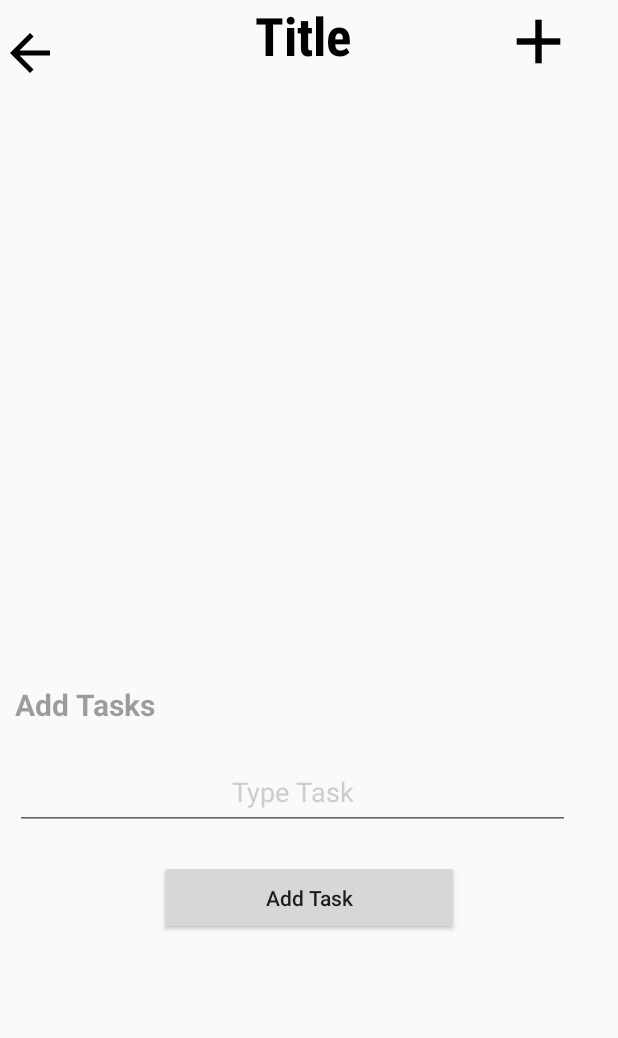
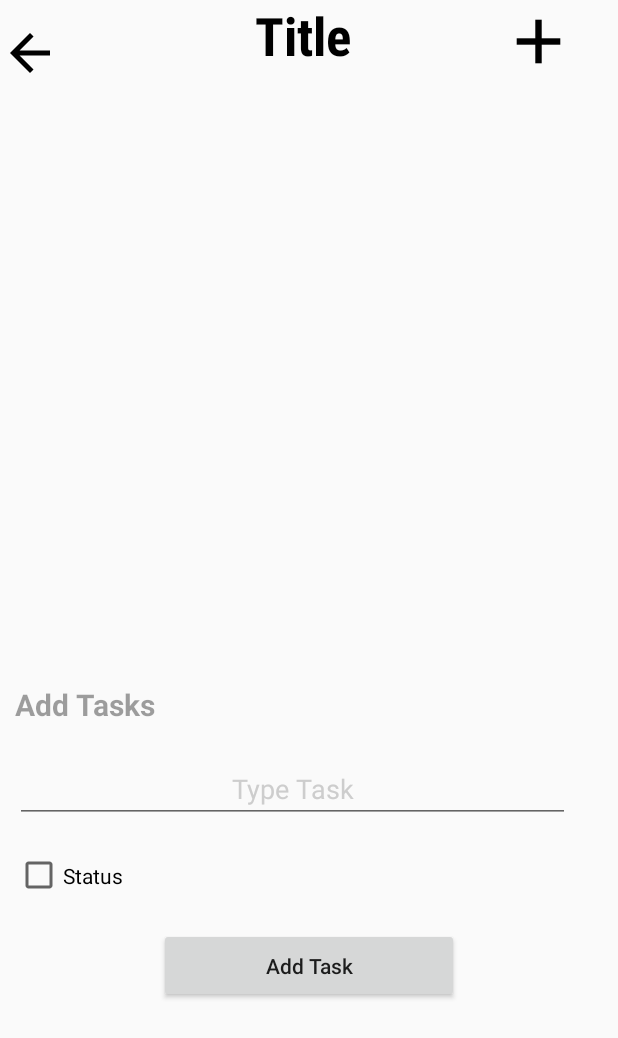
Before and after one commit to KevinAddae/To-Do-App, an Android app built with Jetpack Compose: the ViewListActivity screen opened directly, with no data from a screen before it, on a phone screen of 412 x 824 dp. Shown: the top 1038 px of the screen. Run offline under Robolectric (Android 15) with nearby library versions, the phone set to English and light mode, and no system bars; our stand-ins replace Firebase (no records; nobody signed in at launch, a user with empty details on screens opened directly); 3 statements that could not run were skipped.

```diff
--- a/app/src/main/res/layout/activity_view_list.xml
+++ b/app/src/main/res/layout/activity_view_list.xml
@@ -10,7 +10,8 @@
     <LinearLayout
         android:layout_width="match_parent"
         android:layout_height="match_parent"
-        android:orientation="vertical">
+        android:orientation="vertical"
+        android:fitsSystemWindows="true">
 
         <LinearLayout
             android:layout_width="match_parent"
@@ -81,18 +82,29 @@
 
         <EditText
             android:layout_width="370dp"
-            android:layout_height="50dp"
+            android:layout_height="wrap_content"
             android:layout_marginLeft="10dp"
             android:id="@+id/edit_addItem"
             android:layout_marginRight="30dp"
             android:hint="Type Task"
             android:gravity="center"
+            android:fitsSystemWindows="true"
             android:textColorHint="#CDCDCD"/>
 
         <View
             android:layout_width="wrap_content"
-            android:layout_height="20dp" />
+            android:layout_height="10dp" />
 
+        <CheckBox
+            android:layout_marginLeft="10dp"
+            android:id="@+id/cb_taskStatus"
+            android:layout_width="wrap_content"
+            android:layout_height="50dp"
+            android:text="Status"/>
+
+        <View
+            android:layout_width="wrap_content"
+            android:layout_height="10dp" />
         <Button
             android:layout_width="200dp"
             android:layout_height="50dp"
```
